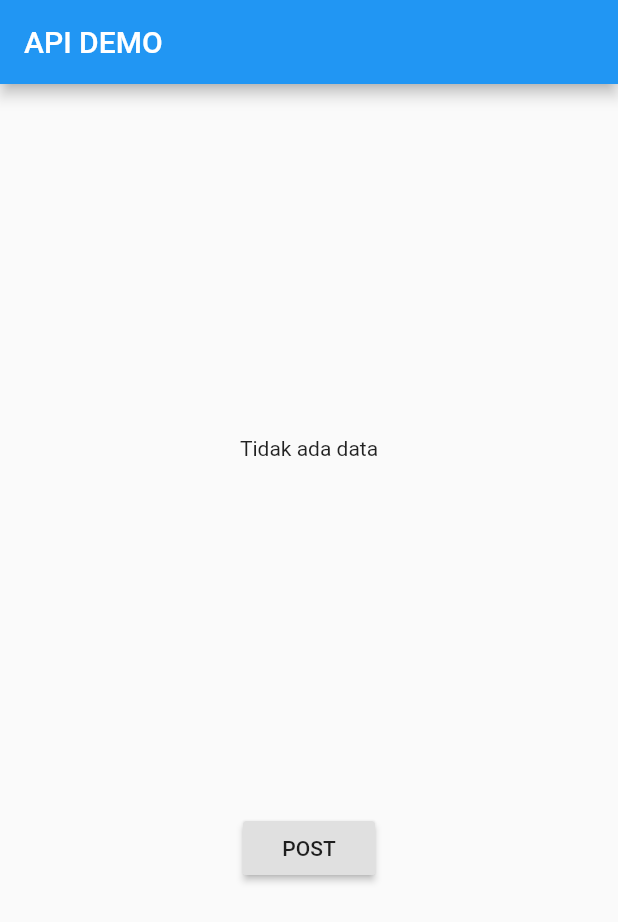
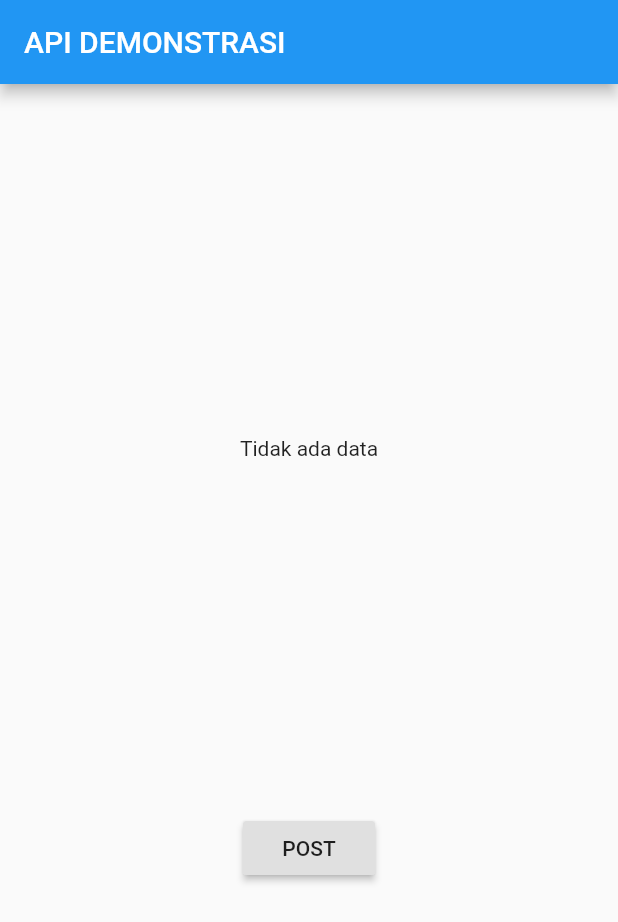
Before and after one commit to rahmaocta11/project, a Flutter app: the screen it shows after launch, on a phone screen of 412 x 824 dp. Shown: the top 922 px of the screen. Run offline on Flutter 3.47's test engine with Material 2 defaults, Android fonts, the phone set to English and light mode, and no system bars.

Commit message:
Ganti nama appbar

```diff
--- a/lib/main.dart
+++ b/lib/main.dart
@@ -20,7 +20,7 @@ class _MyAppState extends State<MyApp> {
     return MaterialApp(
       home: Scaffold(
         // ignore: prefer_const_constructors
-        appBar: AppBar(title: Text("API DEMO"),),
+        appBar: AppBar(title: Text("API DEMONSTRASI"),),
         body: Center(
           child: Column(
             mainAxisAlignment: MainAxisAlignment.spaceEvenly,
```
